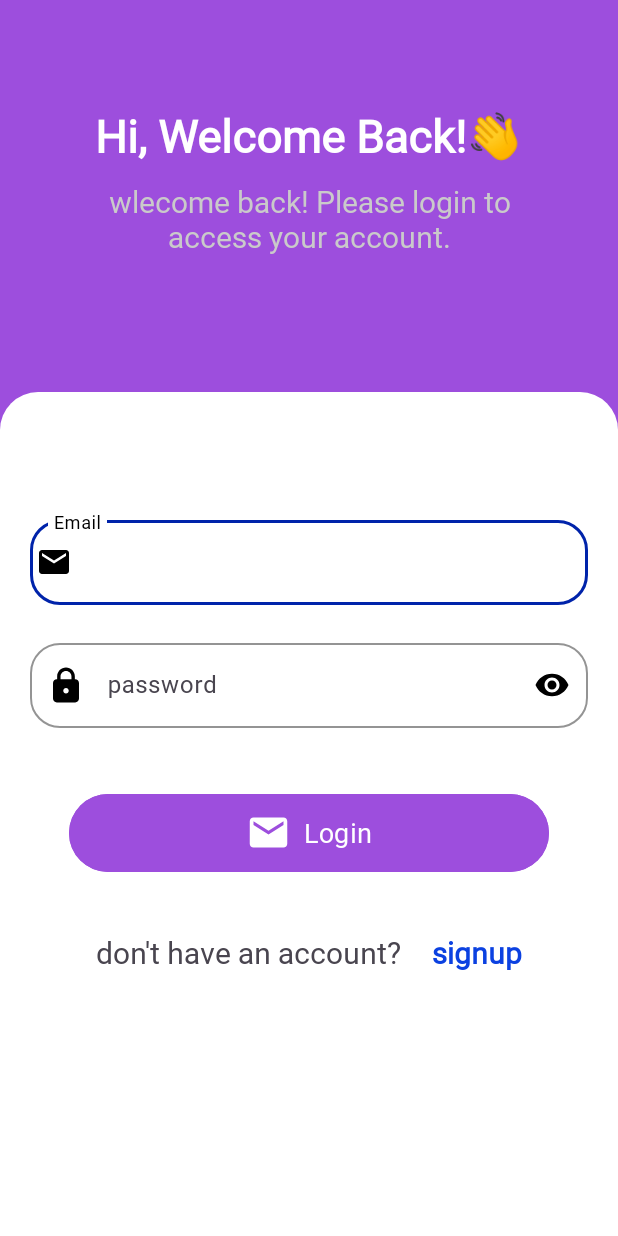
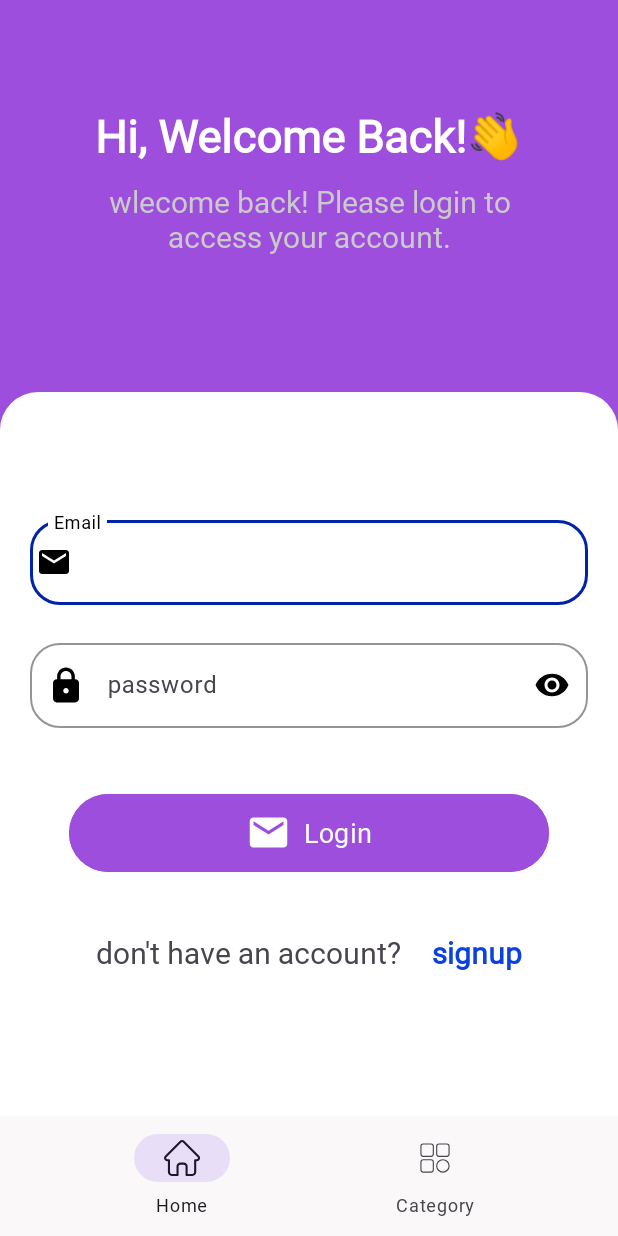
Before and after one commit to Ali-El-Sayed/Ryady, an Android app: the screen it shows after launch (MainActivity), on a phone screen of 412 x 824 dp. Run offline under Robolectric (Android 15) with nearby library versions, the phone set to English and light mode, and no system bars; our stand-ins replace navigation-ui; libraries missing offline, so code that uses them is left out: com.apollographql.apollo3; 1 statement that could not run was skipped.

```diff
--- a/app/src/main/java/com/example/ryady/datasource/remote/RemoteDataSource.kt
+++ b/app/src/main/java/com/example/ryady/datasource/remote/RemoteDataSource.kt
@@ -10,7 +10,6 @@ import com.example.ProductByIdQuery
 import com.example.ShopifyBrandsByIdQuery
 import com.example.ShopifyBrandsQuery
 import com.example.ShopifyProductByCategoryTypeQuery
-import com.example.ShopifyProductByIdQuery
 import com.example.ShopifyProductsQuery
 import com.example.ryady.model.extensions.toBrandsList
 import com.example.ryady.model.extensions.toProductList
--- a/app/src/main/java/com/example/ryady/product/view/ProductInfoFragment.kt
+++ b/app/src/main/java/com/example/ryady/product/view/ProductInfoFragment.kt
@@ -13,7 +13,7 @@ import androidx.lifecycle.lifecycleScope
 import androidx.lifecycle.repeatOnLifecycle
 import com.denzcoskun.imageslider.constants.AnimationTypes
 import com.denzcoskun.imageslider.models.SlideModel
-import com.example.ShopifyProductByIdQuery
+import com.example.ProductByIdQuery
 import com.example.ryady.databinding.FragmentProductInfoBinding
 import com.example.ryady.datasource.remote.RemoteDataSource
 import com.example.ryady.network.GraphqlClient
@@ -78,7 +78,7 @@ class ProductInfoFragment : Fragment() {
     }
 
 
-    private fun updateUi(productInfo : ShopifyProductByIdQuery.Product){
+    private fun updateUi(productInfo : ProductByIdQuery.Product){
         val productImagesUrl : MutableList<SlideModel> = mutableListOf()
         productInfo.images.edges.forEach{
             productImagesUrl.add(SlideModel(imageUrl = it.node.url.toString()))
--- a/app/src/main/java/com/example/ryady/product/viewModel/ProductViewModel.kt
+++ b/app/src/main/java/com/example/ryady/product/viewModel/ProductViewModel.kt
@@ -3,7 +3,7 @@ package com.example.ryady.product.viewModel
 import android.util.Log
 import androidx.lifecycle.ViewModel
 import androidx.lifecycle.viewModelScope
-import com.example.ShopifyProductByIdQuery
+import com.example.ProductByIdQuery
 import com.example.ryady.datasource.remote.IRemoteDataSource
 import com.example.ryady.datasource.remote.RemoteDataSource
 import com.example.ryady.network.GraphqlClient
@@ -19,8 +19,8 @@ private const val TAG = "ProductViewModel"
 class ProductViewModel(private val remoteDataSource: IRemoteDataSource) :ViewModel() {
 
 
-    private var _productInfo: MutableStateFlow<Response<ShopifyProductByIdQuery.Product>> = MutableStateFlow(Response.Loading())
-    var productInfo : StateFlow<Response<ShopifyProductByIdQuery.Product>>  = _productInfo
+    private var _productInfo: MutableStateFlow<Response<ProductByIdQuery.Product>> = MutableStateFlow(Response.Loading())
+    var productInfo : StateFlow<Response<ProductByIdQuery.Product>>  = _productInfo
 
      suspend fun fetchProductById(id : String){
         viewModelScope.launch(Dispatchers.IO) {
--- a/app/src/main/res/layout/activity_main.xml
+++ b/app/src/main/res/layout/activity_main.xml
@@ -1,18 +1,26 @@
 <?xml version="1.0" encoding="utf-8"?>
-<androidx.constraintlayout.widget.ConstraintLayout xmlns:android="http://schemas.android.com/apk/res/android"
+<RelativeLayout xmlns:android="http://schemas.android.com/apk/res/android"
     xmlns:app="http://schemas.android.com/apk/res-auto"
     android:id="@+id/main"
-    android:background="@color/primary"
     android:layout_width="match_parent"
     android:layout_height="match_parent"
-    >
+    android:background="@color/primary"
+    android:orientation="vertical">
 
     <androidx.fragment.app.FragmentContainerView
         android:id="@+id/nav_host_fragment"
         android:name="androidx.navigation.fragment.NavHostFragment"
         android:layout_width="match_parent"
         android:layout_height="match_parent"
+        android:layout_above="@id/bottom_navigation"
         app:defaultNavHost="true"
         app:navGraph="@navigation/nav_graph" />
 
-</androidx.constraintlayout.widget.ConstraintLayout>
+    <com.google.android.material.bottomnavigation.BottomNavigationView
+        android:id="@+id/bottom_navigation"
+        android:layout_width="match_parent"
+        android:layout_height="wrap_content"
+        android:layout_alignParentBottom="true"
+        android:background="@color/primary"
+        app:menu="@menu/nav_menu" />
+</RelativeLayout>
```
Also changed, not shown: 2 other files.
